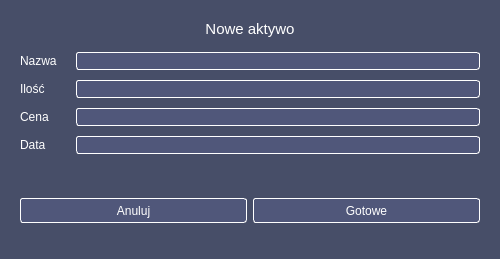
First picture: the form in GUI/Interfaces/InputWindow_Interface.ui, repository PrzemekBort/AssetsWallet, before the edit.
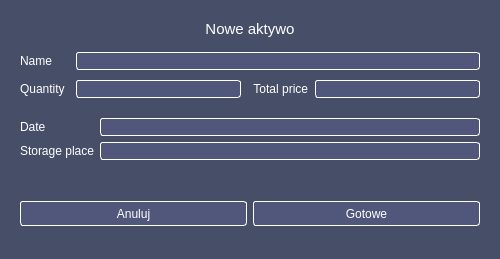
Second picture: the form after the edit.

Commit message: CHANGES IN LAYOUT OF MAINWINDOW - Add labels to pages

Diff of the .ui file:
```diff
--- a/GUI/Interfaces/InputWindow_Interface.ui
+++ b/GUI/Interfaces/InputWindow_Interface.ui
@@ -146,7 +146,7 @@
          <item>
           <widget class="QLabel" name="label_name">
            <property name="sizePolicy">
-            <sizepolicy hsizetype="Maximum" vsizetype="Preferred">
+            <sizepolicy hsizetype="Fixed" vsizetype="Preferred">
              <horstretch>0</horstretch>
              <verstretch>0</verstretch>
             </sizepolicy>
@@ -158,7 +158,7 @@
             </size>
            </property>
            <property name="text">
-            <string>Nazwa</string>
+            <string>Name</string>
            </property>
           </widget>
          </item>
@@ -217,7 +217,7 @@
          <item>
           <widget class="QLabel" name="label_quantity">
            <property name="sizePolicy">
-            <sizepolicy hsizetype="Maximum" vsizetype="Preferred">
+            <sizepolicy hsizetype="Fixed" vsizetype="Preferred">
              <horstretch>0</horstretch>
              <verstretch>0</verstretch>
             </sizepolicy>
@@ -229,7 +229,7 @@
             </size>
            </property>
            <property name="text">
-            <string>Ilość</string>
+            <string>Quantity</string>
            </property>
           </widget>
          </item>
@@ -240,6 +240,32 @@
            </property>
           </widget>
          </item>
+         <item>
+          <widget class="QLabel" name="label_totlacprice">
+           <property name="sizePolicy">
+            <sizepolicy hsizetype="Maximum" vsizetype="Preferred">
+             <horstretch>0</horstretch>
+             <verstretch>0</verstretch>
+            </sizepolicy>
+           </property>
+           <property name="minimumSize">
+            <size>
+             <width>50</width>
+             <height>0</height>
+            </size>
+           </property>
+           <property name="text">
+            <string>  Total price</string>
+           </property>
+          </widget>
+         </item>
+         <item>
+          <widget class="QLineEdit" name="lineEdit_totalprice">
+           <property name="frame">
+            <bool>false</bool>
+           </property>
+          </widget>
+         </item>
         </layout>
        </widget>
       </item>
@@ -264,88 +290,60 @@
          <property name="bottomMargin">
           <number>5</number>
          </property>
-         <item>
-          <widget class="QLabel" name="label_price">
-           <property name="sizePolicy">
-            <sizepolicy hsizetype="Maximum" vsizetype="Preferred">
-             <horstretch>0</horstretch>
-             <verstretch>0</verstretch>
-            </sizepolicy>
-           </property>
-           <property name="minimumSize">
-            <size>
-             <width>50</width>
-             <height>0</height>
-            </size>
-           </property>
-           <property name="text">
-            <string>Cena</string>
-           </property>
-          </widget>
-         </item>
-         <item>
-          <widget class="QLineEdit" name="lineEdit_price">
-           <property name="frame">
-            <bool>false</bool>
-           </property>
-          </widget>
-         </item>
         </layout>
        </widget>
       </item>
       <item>
        <widget class="QFrame" name="frame_6">
-        <property name="sizePolicy">
-         <sizepolicy hsizetype="Preferred" vsizetype="Preferred">
-          <horstretch>0</horstretch>
-          <verstretch>0</verstretch>
-         </sizepolicy>
-        </property>
         <property name="frameShape">
          <enum>QFrame::NoFrame</enum>
         </property>
         <property name="frameShadow">
          <enum>QFrame::Raised</enum>
         </property>
-        <layout class="QHBoxLayout" name="horizontalLayout_5">
+        <layout class="QGridLayout" name="gridLayout">
          <property name="topMargin">
           <number>5</number>
          </property>
          <property name="bottomMargin">
           <number>5</number>
          </property>
-         <item>
-          <widget class="QLabel" name="label_date">
-           <property name="sizePolicy">
-            <sizepolicy hsizetype="Maximum" vsizetype="Preferred">
-             <horstretch>0</horstretch>
-             <verstretch>0</verstretch>
-            </sizepolicy>
-           </property>
-           <property name="minimumSize">
-            <size>
-             <width>50</width>
-             <height>0</height>
-            </size>
-           </property>
-           <property name="text">
-            <string>Data</string>
-           </property>
-          </widget>
+         <item row="1" column="1">
+          <widget class="QLineEdit" name="lineEdit_storage"/>
          </item>
-         <item>
+         <item row="0" column="1">
           <widget class="QLineEdit" name="lineEdit_date">
            <property name="sizePolicy">
-            <sizepolicy hsizetype="MinimumExpanding" vsizetype="Fixed">
+            <sizepolicy hsizetype="Ignored" vsizetype="Fixed">
              <horstretch>0</horstretch>
              <verstretch>0</verstretch>
             </sizepolicy>
            </property>
-           <property name="focusPolicy">
-            <enum>Qt::StrongFocus</enum>
+          </widget>
+         </item>
+         <item row="0" column="0">
+          <widget class="QLabel" name="label_date">
+           <property name="sizePolicy">
+            <sizepolicy hsizetype="Fixed" vsizetype="Preferred">
+             <horstretch>0</horstretch>
+             <verstretch>0</verstretch>
+            </sizepolicy>
            </property>
-           <property name="frame">
-            <bool>false</bool>
+           <property name="minimumSize">
+            <size>
+             <width>55</width>
+             <height>0</height>
+            </size>
+           </property>
+           <property name="text">
+            <string>Date</string>
+           </property>
+          </widget>
+         </item>
+         <item row="1" column="0">
+          <widget class="QLabel" name="label_storage">
+           <property name="text">
+            <string>Storage place</string>
            </property>
           </widget>
          </item>
```
The commit also changes 2 other files.
